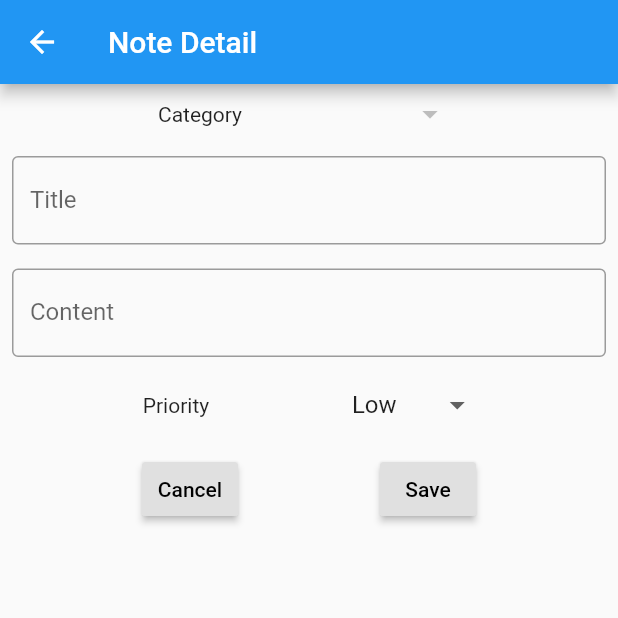
After one commit to yasinakca/FlutterNotebook, a Flutter app: the NoteDetail screen opened directly, on a phone screen of 412 x 824 dp, the top half of it. The commit adds this screen. Run offline on Flutter 3.47's test engine with Material 2 defaults, Android fonts, the phone set to English and light mode, and no system bars; our stand-ins replace sqflite; accounts and stored records are empty.

Commit message:
add note

```diff
--- a/lib/main.dart
+++ b/lib/main.dart
@@ -1,5 +1,6 @@
 import 'package:flutter/material.dart';
 import 'package:notebook/models/category.dart';
+import 'package:notebook/note_detail.dart';
 import 'package:notebook/utils/dbHelper.dart';
 
 void main() => runApp(MyApp());
@@ -97,7 +98,7 @@ class _HomeState extends State<Home> {
           ),
           FloatingActionButton(
             child: Icon(Icons.add_circle_outline),
-            onPressed: () => null,
+            onPressed: () => Navigator.push(context, MaterialPageRoute(builder: (context) => NoteDetail())),
             heroTag: "add note",
           ),
         ],
--- /dev/null
+++ b/lib/note_detail.dart
@@ -0,0 +1,143 @@
+import 'package:flutter/material.dart';
+import 'package:notebook/models/category.dart';
+import 'package:notebook/models/note.dart';
+import 'package:notebook/utils/dbHelper.dart';
+
+class NoteDetail extends StatefulWidget {
+  @override
+  _NoteDetailState createState() => _NoteDetailState();
+}
+
+class _NoteDetailState extends State<NoteDetail> {
+  int categoryId = 1;
+  String noteTitle;
+  String noteContent;
+  int priorityId = 0;
+
+  var formKey = GlobalKey<FormState>();
+  DbHelper dbHelper;
+  List<Category> categoryList;
+  List<String> priorityList = ["Low","Medium","High"];
+
+  @override
+  void initState() {
+    // TODO: implement initState
+    super.initState();
+    dbHelper = DbHelper();
+    categoryList = List<Category>();
+    dbHelper.getCategory().then((value) {
+      for (Map map in value) {
+        categoryList.add(Category.fromMap(map));
+      }
+      setState(() {});
+    });
+  }
+
+  @override
+  Widget build(BuildContext context) {
+    return Scaffold(
+      appBar: AppBar(
+        title: Text("Note Detail"),
+      ),
+      body: Container(
+        child: Column(
+          children: [
+            Form(
+              key: formKey,
+              child: Column(
+                children: [
+                  Row(
+                    mainAxisAlignment: MainAxisAlignment.spaceEvenly,
+                    children: [
+                      Text("Category"),
+                      DropdownButtonHideUnderline(
+                        child: Padding(
+                          padding: const EdgeInsets.all(8.0),
+                          child: DropdownButton<int>(
+                              items: buildCategoryItems(),
+                              value: categoryId,
+                              onChanged: (value) {
+                                setState(() {
+                                  categoryId = value;
+                                });
+                              }),
+                        ),
+                      ),
+                    ],
+                  ),
+                  Padding(
+                    padding: const EdgeInsets.all(8.0),
+                    child: TextFormField(
+                      onSaved: (value) {
+                        setState(() {
+                          noteTitle = value;
+                        });
+                      },
+                      decoration: InputDecoration(
+                          labelText: "Title", border: OutlineInputBorder()),
+                    ),
+                  ),
+                  Padding(
+                    padding: const EdgeInsets.all(8.0),
+                    child: TextFormField(
+                      onSaved: (value) {
+                        setState(() {
+                          noteContent = value;
+                        });
+                      },
+                      decoration: InputDecoration(
+                          labelText: "Content", border: OutlineInputBorder()),
+                    ),
+                  ),
+                  Row(
+                    mainAxisAlignment: MainAxisAlignment.spaceEvenly,
+                    children: [
+                      Text("Priority"),
+                      DropdownButtonHideUnderline(
+                          child: DropdownButton<int>(
+                              value: priorityId,
+                              items: buildPriorityItems(),
+                              onChanged: (value) {
+                                setState(() {
+                                  priorityId = value;
+                                });
+                              }))
+                    ],
+                  ),
+                  ButtonBar(
+                    alignment: MainAxisAlignment.spaceEvenly,
+                    children: [
+                      RaisedButton(child: Text("Cancel"),onPressed: () => Navigator.pop(context)),
+                      RaisedButton(child: Text("Save"),onPressed: () {
+                        if(formKey.currentState.validate()){
+                          formKey.currentState.save();
+                          dbHelper.insertNote(Note(categoryId, noteTitle, noteContent, " ", priorityId));
+                        }
+                        Navigator.pop(context);
+                      })
+                    ],
+                  )
+                ],
+              ),
+            )
+          ],
+        ),
+      ),
+    );
+  }
+
+  List<DropdownMenuItem<int>> buildCategoryItems() {
+    return categoryList.map((value) {
+      return DropdownMenuItem<int>(
+        child: Text(value.category_name),
+        value: value.category_id,
+      );
+    }).toList();
+  }
+
+  List<DropdownMenuItem<int>> buildPriorityItems() {
+    return priorityList.map((value) {
+      return DropdownMenuItem<int>(child: Text(value),value: priorityList.indexOf(value),);
+    }).toList();
+  }
+}
--- a/lib/utils/dbHelper.dart
+++ b/lib/utils/dbHelper.dart
@@ -87,7 +87,7 @@ class DbHelper{
 
   Future<List<Map>> getNote() async{
     var db = await getDb();
-    var result = await db.query("note");
+    var result = await db.rawQuery("Select * from note join category on note.category_id = category.category_id");
     return result;
   }
 
```
Also changed, not shown: 1 other file.
